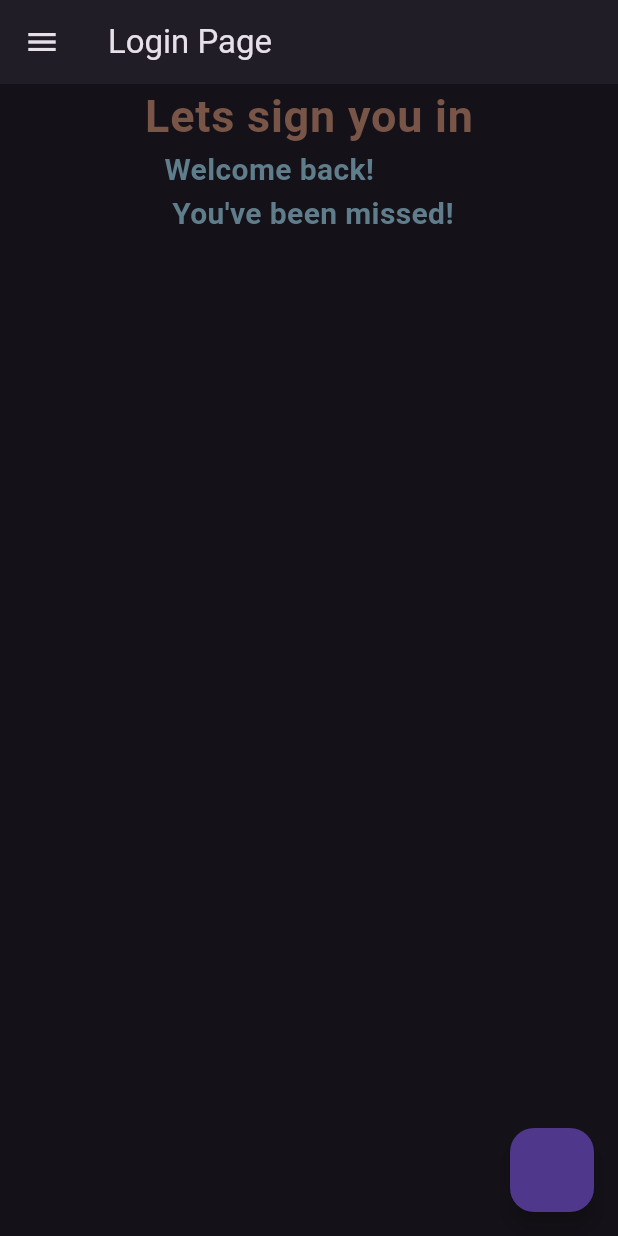
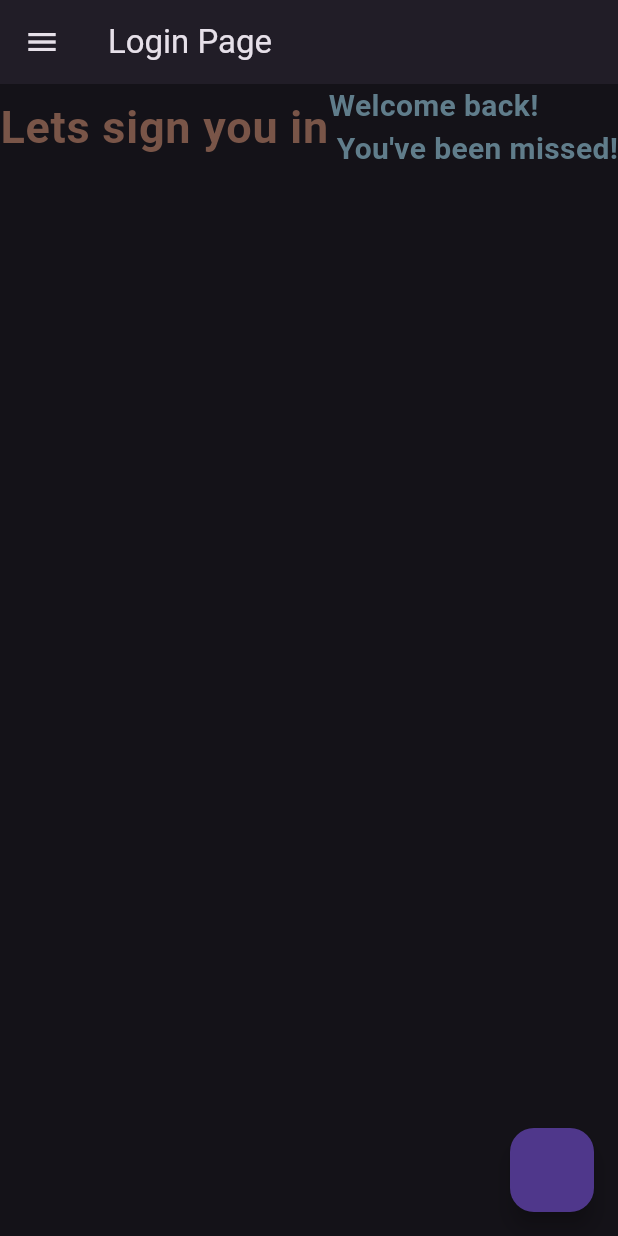
Before and after one commit to otondi-willis/flutter_lessons, a Flutter app: the LoginPage screen opened directly, on a phone screen of 412 x 824 dp. Run offline on Flutter 3.47's test engine with Material 3 defaults, Android fonts, the phone set to English and light mode, and no system bars.

Commit message:
use of row

```diff
--- a/lib/flutter_drills/login_page.dart
+++ b/lib/flutter_drills/login_page.dart
@@ -16,7 +16,7 @@ class LoginPage extends StatelessWidget {
           },
         ),
 
-      body: Column(
+      body: Row(
         children: [
           Text('Lets sign you in',
       style: TextStyle(
@@ -24,14 +24,12 @@ class LoginPage extends StatelessWidget {
         color: Colors.brown,
         fontWeight: FontWeight.bold,
         letterSpacing: 0.5),),
-          Center(
-            child: Text('Welcome back! \n You\'ve been missed!',
-            style: TextStyle(
-              fontWeight: FontWeight.bold,
-              fontSize: 20,
-              color: Colors.blueGrey),
-              ),
-          ),
+          Text('Welcome back! \n You\'ve been missed!',
+          style: TextStyle(
+            fontWeight: FontWeight.bold,
+            fontSize: 20,
+            color: Colors.blueGrey),
+            ),
         ],
       ),
     );
```
